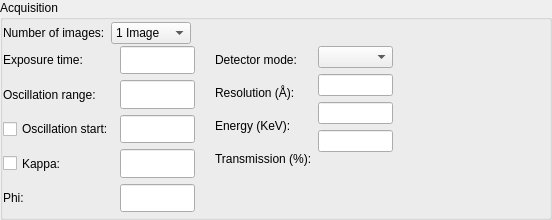
mxcube/mxcubeqt, file Bricks/widgets/ui_files/Qt4_acquisition_widget_vertical_simple_layout.ui: the form before one commit.
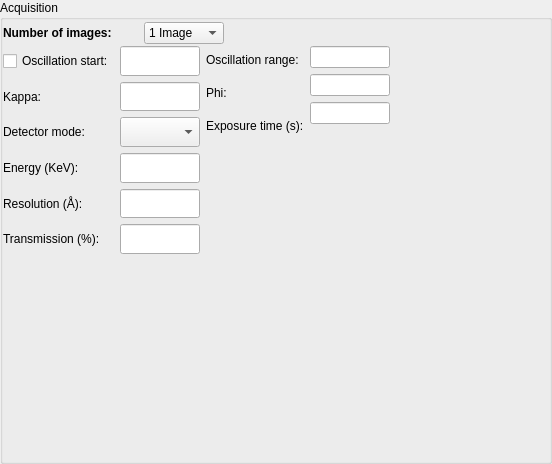
The form after the commit.

```diff
--- a/Bricks/widgets/ui_files/Qt4_acquisition_widget_vertical_simple_layout.ui
+++ b/Bricks/widgets/ui_files/Qt4_acquisition_widget_vertical_simple_layout.ui
@@ -7,7 +7,7 @@
     <x>0</x>
     <y>0</y>
     <width>552</width>
-    <height>220</height>
+    <height>464</height>
    </rect>
   </property>
   <property name="sizePolicy">
@@ -63,6 +63,24 @@
        <layout class="QHBoxLayout">
         <item>
          <widget class="QLabel" name="num_images_label">
+          <property name="sizePolicy">
+           <sizepolicy hsizetype="Fixed" vsizetype="Preferred">
+            <horstretch>0</horstretch>
+            <verstretch>0</verstretch>
+           </sizepolicy>
+          </property>
+          <property name="minimumSize">
+           <size>
+            <width>135</width>
+            <height>0</height>
+           </size>
+          </property>
+          <property name="font">
+           <font>
+            <weight>75</weight>
+            <bold>true</bold>
+           </font>
+          </property>
           <property name="text">
            <string>Number of images:</string>
           </property>
@@ -73,6 +91,18 @@
         </item>
         <item>
          <widget class="QComboBox" name="num_images_cbox">
+          <property name="minimumSize">
+           <size>
+            <width>80</width>
+            <height>0</height>
+           </size>
+          </property>
+          <property name="maximumSize">
+           <size>
+            <width>80</width>
+            <height>16777215</height>
+           </size>
+          </property>
           <item>
            <property name="text">
             <string>1 Image</string>
@@ -113,7 +143,7 @@
         <item>
          <layout class="QHBoxLayout">
           <property name="spacing">
-           <number>0</number>
+           <number>6</number>
           </property>
           <property name="margin">
            <number>0</number>
@@ -122,26 +152,6 @@
            <layout class="QHBoxLayout">
             <item>
              <layout class="QVBoxLayout">
-              <item>
-               <widget class="QLabel" name="exp_time_label">
-                <property name="text">
-                 <string>Exposure time:</string>
-                </property>
-                <property name="wordWrap">
-                 <bool>false</bool>
-                </property>
-               </widget>
-              </item>
-              <item>
-               <widget class="QLabel" name="osc_range_label">
-                <property name="text">
-                 <string>Oscillation range:</string>
-                </property>
-                <property name="wordWrap">
-                 <bool>false</bool>
-                </property>
-               </widget>
-              </item>
               <item>
                <widget class="QCheckBox" name="osc_start_cbox">
                 <property name="sizePolicy">
@@ -150,18 +160,24 @@
                   <verstretch>0</verstretch>
                  </sizepolicy>
                 </property>
+                <property name="minimumSize">
+                 <size>
+                  <width>0</width>
+                  <height>27</height>
+                 </size>
+                </property>
                 <property name="text">
                  <string>Oscillation start:</string>
                 </property>
                </widget>
               </item>
               <item>
-               <widget class="QCheckBox" name="kappa_label">
-                <property name="sizePolicy">
-                 <sizepolicy hsizetype="Preferred" vsizetype="Preferred">
-                  <horstretch>0</horstretch>
-                  <verstretch>0</verstretch>
-                 </sizepolicy>
+               <widget class="QLabel" name="kappa_label">
+                <property name="minimumSize">
+                 <size>
+                  <width>0</width>
+                  <height>27</height>
+                 </size>
                 </property>
                 <property name="text">
                  <string>Kappa:</string>
@@ -169,127 +185,6 @@
                </widget>
               </item>
               <item>
-               <widget class="QLabel" name="kappa_phi_label">
-                <property name="text">
-                 <string>Phi:</string>
-                </property>
-                <property name="wordWrap">
-                 <bool>false</bool>
-                </property>
-               </widget>
-              </item>
-             </layout>
-            </item>
-            <item>
-             <layout class="QVBoxLayout">
-              <item>
-               <widget class="QLineEdit" name="exp_time_ledit">
-                <property name="minimumSize">
-                 <size>
-                  <width>75</width>
-                  <height>0</height>
-                 </size>
-                </property>
-                <property name="maximumSize">
-                 <size>
-                  <width>70</width>
-                  <height>32767</height>
-                 </size>
-                </property>
-               </widget>
-              </item>
-              <item>
-               <widget class="QLineEdit" name="osc_range_ledit">
-                <property name="minimumSize">
-                 <size>
-                  <width>75</width>
-                  <height>0</height>
-                 </size>
-                </property>
-                <property name="maximumSize">
-                 <size>
-                  <width>70</width>
-                  <height>32767</height>
-                 </size>
-                </property>
-               </widget>
-              </item>
-              <item>
-               <widget class="QLineEdit" name="osc_start_ledit">
-                <property name="minimumSize">
-                 <size>
-                  <width>75</width>
-                  <height>0</height>
-                 </size>
-                </property>
-                <property name="maximumSize">
-                 <size>
-                  <width>70</width>
-                  <height>32767</height>
-                 </size>
-                </property>
-               </widget>
-              </item>
-              <item>
-               <widget class="QLineEdit" name="kappa_ledit">
-                <property name="minimumSize">
-                 <size>
-                  <width>75</width>
-                  <height>0</height>
-                 </size>
-                </property>
-                <property name="maximumSize">
-                 <size>
-                  <width>70</width>
-                  <height>32767</height>
-                 </size>
-                </property>
-               </widget>
-              </item>
-              <item>
-               <widget class="QLineEdit" name="kappa_phi_ledit">
-                <property name="minimumSize">
-                 <size>
-                  <width>75</width>
-                  <height>0</height>
-                 </size>
-                </property>
-                <property name="maximumSize">
-                 <size>
-                  <width>70</width>
-                  <height>32767</height>
-                 </size>
-                </property>
-               </widget>
-              </item>
-             </layout>
-            </item>
-           </layout>
-          </item>
-          <item>
-           <spacer name="spacer51">
-            <property name="orientation">
-             <enum>Qt::Horizontal</enum>
-            </property>
-            <property name="sizeType">
-             <enum>QSizePolicy::Fixed</enum>
-            </property>
-            <property name="sizeHint" stdset="0">
-             <size>
-              <width>20</width>
-              <height>20</height>
-             </size>
-            </property>
-           </spacer>
-          </item>
-          <item>
-           <layout class="QHBoxLayout">
-            <property name="margin">
-             <number>0</number>
-            </property>
-            <item>
-             <layout class="QVBoxLayout">
-              <item>
                <widget class="QLabel" name="detector_mode_label">
                 <property name="sizePolicy">
                  <sizepolicy hsizetype="Preferred" vsizetype="Preferred">
@@ -311,22 +206,6 @@
                 </property>
                </widget>
               </item>
-              <item>
-               <widget class="QLabel" name="resolution_label">
-                <property name="minimumSize">
-                 <size>
-                  <width>0</width>
-                  <height>27</height>
-                 </size>
-                </property>
-                <property name="text">
-                 <string>Resolution (Å):</string>
-                </property>
-                <property name="wordWrap">
-                 <bool>false</bool>
-                </property>
-               </widget>
-              </item>
               <item>
                <widget class="QLabel" name="energy_label">
                 <property name="minimumSize">
@@ -343,6 +222,22 @@
                 </property>
                </widget>
               </item>
+              <item>
+               <widget class="QLabel" name="resolution_label">
+                <property name="minimumSize">
+                 <size>
+                  <width>0</width>
+                  <height>27</height>
+                 </size>
+                </property>
+                <property name="text">
+                 <string>Resolution (Å):</string>
+                </property>
+                <property name="wordWrap">
+                 <bool>false</bool>
+                </property>
+               </widget>
+              </item>
               <item>
                <widget class="QLabel" name="transmission_label">
                 <property name="sizePolicy">
@@ -365,6 +260,165 @@
                 </property>
                </widget>
               </item>
+             </layout>
+            </item>
+            <item>
+             <layout class="QVBoxLayout">
+              <item>
+               <widget class="QLineEdit" name="osc_start_ledit">
+                <property name="minimumSize">
+                 <size>
+                  <width>80</width>
+                  <height>0</height>
+                 </size>
+                </property>
+                <property name="maximumSize">
+                 <size>
+                  <width>70</width>
+                  <height>32767</height>
+                 </size>
+                </property>
+               </widget>
+              </item>
+              <item>
+               <widget class="QLineEdit" name="kappa_ledit">
+                <property name="minimumSize">
+                 <size>
+                  <width>80</width>
+                  <height>0</height>
+                 </size>
+                </property>
+                <property name="maximumSize">
+                 <size>
+                  <width>70</width>
+                  <height>32767</height>
+                 </size>
+                </property>
+               </widget>
+              </item>
+              <item>
+               <widget class="QComboBox" name="detector_mode_combo">
+                <property name="minimumSize">
+                 <size>
+                  <width>80</width>
+                  <height>0</height>
+                 </size>
+                </property>
+                <property name="maximumSize">
+                 <size>
+                  <width>70</width>
+                  <height>32767</height>
+                 </size>
+                </property>
+               </widget>
+              </item>
+              <item>
+               <widget class="QLineEdit" name="energy_ledit">
+                <property name="minimumSize">
+                 <size>
+                  <width>80</width>
+                  <height>0</height>
+                 </size>
+                </property>
+                <property name="maximumSize">
+                 <size>
+                  <width>70</width>
+                  <height>32767</height>
+                 </size>
+                </property>
+               </widget>
+              </item>
+              <item>
+               <widget class="QLineEdit" name="resolution_ledit">
+                <property name="minimumSize">
+                 <size>
+                  <width>80</width>
+                  <height>0</height>
+                 </size>
+                </property>
+                <property name="maximumSize">
+                 <size>
+                  <width>70</width>
+                  <height>32767</height>
+                 </size>
+                </property>
+               </widget>
+              </item>
+              <item>
+               <widget class="QLineEdit" name="transmission_ledit">
+                <property name="minimumSize">
+                 <size>
+                  <width>80</width>
+                  <height>0</height>
+                 </size>
+                </property>
+                <property name="maximumSize">
+                 <size>
+                  <width>70</width>
+                  <height>32767</height>
+                 </size>
+                </property>
+               </widget>
+              </item>
+             </layout>
+            </item>
+           </layout>
+          </item>
+          <item>
+           <layout class="QHBoxLayout">
+            <property name="margin">
+             <number>0</number>
+            </property>
+            <item>
+             <layout class="QVBoxLayout">
+              <item>
+               <widget class="QLabel" name="osc_range_label">
+                <property name="minimumSize">
+                 <size>
+                  <width>0</width>
+                  <height>27</height>
+                 </size>
+                </property>
+                <property name="text">
+                 <string>Oscillation range:</string>
+                </property>
+                <property name="wordWrap">
+                 <bool>false</bool>
+                </property>
+               </widget>
+              </item>
+              <item>
+               <widget class="QLabel" name="kappa_phi_label">
+                <property name="minimumSize">
+                 <size>
+                  <width>0</width>
+                  <height>27</height>
+                 </size>
+                </property>
+                <property name="text">
+                 <string>Phi:</string>
+                </property>
+                <property name="wordWrap">
+                 <bool>false</bool>
+                </property>
+               </widget>
+              </item>
+              <item>
+               <widget class="QLabel" name="exp_time_label">
+                <property name="minimumSize">
+                 <size>
+                  <width>0</width>
+                  <height>27</height>
+                 </size>
+                </property>
+                <property name="text">
+                 <string>Exposure time (s):</string>
+                </property>
+                <property name="wordWrap">
+                 <bool>false</bool>
+                </property>
+               </widget>
+              </item>
               <item>
                <spacer name="verticalSpacer">
                 <property name="orientation">
@@ -383,10 +437,10 @@
             <item>
              <layout class="QVBoxLayout">
               <item>
-               <widget class="QComboBox" name="detector_mode_combo">
+               <widget class="QLineEdit" name="osc_range_ledit">
                 <property name="minimumSize">
                  <size>
-                  <width>75</width>
+                  <width>80</width>
                   <height>0</height>
                  </size>
                 </property>
@@ -399,10 +453,10 @@
                </widget>
               </item>
               <item>
-               <widget class="QLineEdit" name="resolution_ledit">
+               <widget class="QLineEdit" name="kappa_phi_ledit">
                 <property name="minimumSize">
                  <size>
-                  <width>75</width>
+                  <width>80</width>
                   <height>0</height>
                  </size>
                 </property>
@@ -415,26 +469,10 @@
                </widget>
               </item>
               <item>
-               <widget class="QLineEdit" name="energy_ledit">
+               <widget class="QLineEdit" name="exp_time_ledit">
                 <property name="minimumSize">
                  <size>
-                  <width>75</width>
-                  <height>0</height>
-                 </size>
-                </property>
-                <property name="maximumSize">
-                 <size>
-                  <width>70</width>
-                  <height>32767</height>
-                 </size>
-                </property>
-               </widget>
-              </item>
-              <item>
-               <widget class="QLineEdit" name="transmission_ledit">
-                <property name="minimumSize">
-                 <size>
-                  <width>75</width>
+                  <width>80</width>
                   <height>0</height>
                  </size>
                 </property>
```
